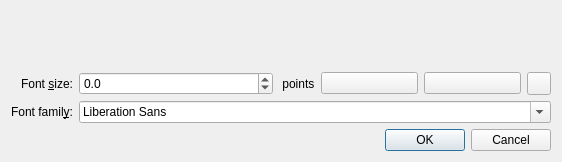
Old version of the form src/libkstapp/labelcreator.ui in the repository Kst-plot/kst.
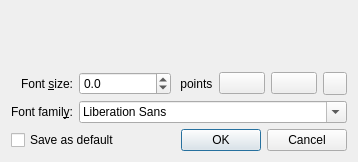
New version of the form. Custom widgets are drawn as their Qt base class.

Patch:
```diff
--- a/src/libkstapp/labelcreator.ui
+++ b/src/libkstapp/labelcreator.ui
@@ -6,15 +6,15 @@
    <rect>
     <x>0</x>
     <y>0</y>
-    <width>562</width>
+    <width>358</width>
     <height>162</height>
    </rect>
   </property>
   <property name="windowTitle">
    <string>Dialog</string>
   </property>
-  <layout class="QVBoxLayout" name="verticalLayout">
-   <item>
+  <layout class="QGridLayout" name="gridLayout_2">
+   <item row="0" column="0" colspan="2">
     <widget class="Kst::LabelBuilder" name="_labelText" native="true">
      <property name="sizePolicy">
       <sizepolicy hsizetype="Expanding" vsizetype="Preferred">
@@ -24,7 +24,7 @@
      </property>
     </widget>
    </item>
-   <item>
+   <item row="1" column="0" colspan="2">
     <layout class="QGridLayout" name="gridLayout">
      <item row="0" column="0">
       <widget class="QLabel" name="_Label_11">
@@ -128,7 +128,14 @@
      </item>
     </layout>
    </item>
-   <item>
+   <item row="2" column="0">
+    <widget class="QCheckBox" name="_saveAsDefault">
+     <property name="text">
+      <string>Save as default</string>
+     </property>
+    </widget>
+   </item>
+   <item row="2" column="1">
     <widget class="QDialogButtonBox" name="buttonBox">
      <property name="orientation">
       <enum>Qt::Horizontal</enum>
```
